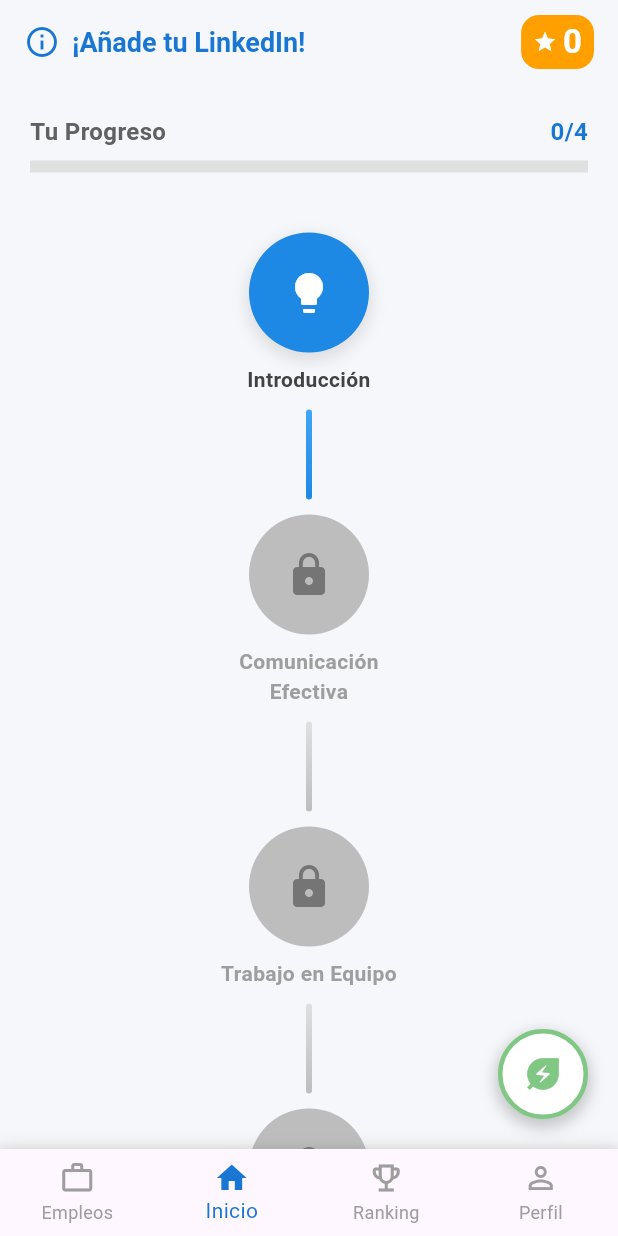
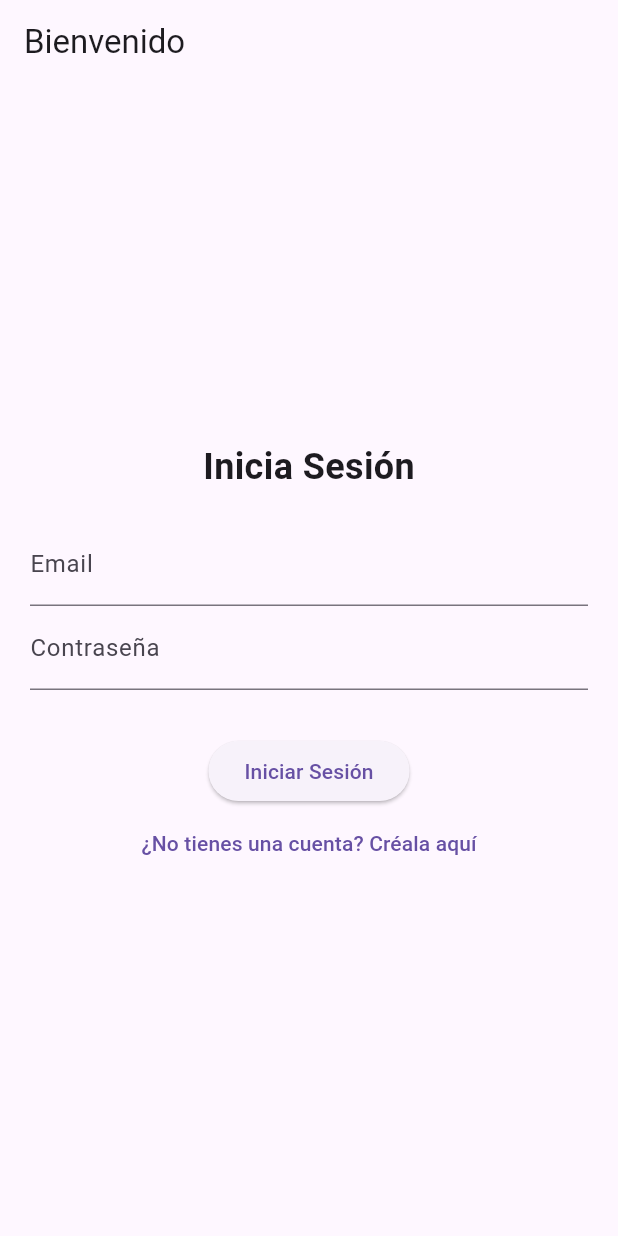
Before and after one commit to Sr4v33/Ingenieria_Software-SkillPath, a Flutter app: the screen it shows after launch, on a phone screen of 412 x 824 dp. Run offline on Flutter 3.47's test engine with Material 3 defaults, Android fonts, the light colour scheme and no system bars; our stand-ins replace cloud_firestore, firebase_auth, firebase_core, flutter_html, shared_preferences; accounts and stored records are empty.

Commit message:
Register and Login

```diff
--- /dev/null
+++ b/lib/auth_service.dart
@@ -0,0 +1,52 @@
+// lib/auth_service.dart
+
+import 'package:firebase_auth/firebase_auth.dart';
+import 'package:cloud_firestore/cloud_firestore.dart';
+
+class AuthService {
+  final FirebaseAuth _auth = FirebaseAuth.instance;
+  final FirebaseFirestore _firestore = FirebaseFirestore.instance; // Necesario para guardar el nombre
+
+  // --- FUNCIÓN FALTANTE: Registro con Correo/Contraseña ---
+  Future<User?> signUp(String email, String password, String fullName) async {
+    try {
+      UserCredential result = await _auth.createUserWithEmailAndPassword(
+        email: email,
+        password: password,
+      );
+      User? user = result.user;
+
+      if (user != null) {
+        // Guardar el nombre del usuario en Firestore
+        await _firestore.collection('users').doc(user.uid).set({
+          'fullName': fullName,
+          'email': email,
+        });
+      }
+      return user;
+    } on FirebaseAuthException catch (e) {
+      throw e;
+    }
+  }
+
+  // --- FUNCIÓN FALTANTE: Inicio de sesión con Correo/Contraseña ---
+  Future<User?> signIn(String email, String password) async {
+    try {
+      UserCredential result = await _auth.signInWithEmailAndPassword(
+        email: email,
+        password: password,
+      );
+      return result.user;
+    } on FirebaseAuthException catch (e) {
+      throw e;
+    }
+  }
+
+  // Función para cerrar sesión (ya la tenías)
+  Future<void> signOut() async {
+    await _auth.signOut();
+  }
+
+  // Stream para escuchar cambios en el estado de autenticación (ya la tenías)
+  Stream<User?> get authStateChanges => _auth.authStateChanges();
+}
--- /dev/null
+++ b/lib/login_screen.dart
@@ -0,0 +1,114 @@
+// lib/login_screen.dart
+
+import 'package:flutter/material.dart';
+import 'package:firebase_auth/firebase_auth.dart';
+import 'auth_service.dart';
+import 'registration_screen.dart';
+
+// --- CLASE PRINCIPAL (FALTABA) ---
+class LoginScreen extends StatefulWidget {
+  @override
+  _LoginScreenState createState() => _LoginScreenState();
+}
+
+class _LoginScreenState extends State<LoginScreen> {
+  // --- VARIABLES DE ESTADO (FALTABAN) ---
+  final _formKey = GlobalKey<FormState>();
+  final _authService = AuthService();
+
+  String _email = '';
+  String _password = '';
+  String _errorMessage = '';
+  bool _isLoading = false;
+
+  // --- LÓGICA DE INICIO DE SESIÓN (FALTABA) ---
+  void _trySignIn() async {
+    final isValid = _formKey.currentState?.validate();
+    FocusScope.of(context).unfocus();
+
+    if (isValid == true) {
+      _formKey.currentState?.save();
+      setState(() {
+        _isLoading = true;
+        _errorMessage = '';
+      });
+
+      try {
+        await _authService.signIn(_email, _password);
+        // La navegación la maneja el AuthWrapper automáticamente
+      } on FirebaseAuthException catch (e) {
+        // Manejo de errores comunes de Firebase
+        if (e.code == 'user-not-found' || e.code == 'wrong-password' || e.code == 'invalid-credential') {
+          _errorMessage = 'Email o contraseña incorrectos.';
+        } else {
+          _errorMessage = 'Ocurrió un error. Intenta de nuevo.';
+        }
+      } catch (e) {
+        _errorMessage = 'Ocurrió un error inesperado.';
+      }
+
+      if (mounted) {
+        setState(() {
+          _isLoading = false;
+        });
+      }
+    }
+  }
+
+  // --- MÉTODO BUILD (YA LO TENÍAS) ---
+  @override
+  Widget build(BuildContext context) {
+    return Scaffold(
+      appBar: AppBar(title: Text('Bienvenido')),
+      body: Center(
+        child: SingleChildScrollView(
+          padding: EdgeInsets.all(20),
+          child: Form(
+            key: _formKey,
+            child: Column(
+              mainAxisSize: MainAxisSize.min,
+              children: [
+                Text('Inicia Sesión', style: TextStyle(fontSize: 24, fontWeight: FontWeight.bold)),
+                SizedBox(height: 20),
+                if (_errorMessage.isNotEmpty)
+                  Padding(
+                    padding: const EdgeInsets.all(8.0),
+                    child: Text(_errorMessage, style: TextStyle(color: Colors.red)),
+                  ),
+                TextFormField(
+                  key: ValueKey('email'),
+                  validator: (value) => !(value?.contains('@') ?? false) ? 'Ingresa un email válido.' : null,
+                  onSaved: (value) => _email = value ?? '',
+                  keyboardType: TextInputType.emailAddress,
+                  decoration: InputDecoration(labelText: 'Email'),
+                ),
+                TextFormField(
+                  key: ValueKey('password'),
+                  validator: (value) => (value?.length ?? 0) < 6 ? 'La contraseña es muy corta.' : null,
+                  onSaved: (value) => _password = value ?? '',
+                  obscureText: true,
+                  decoration: InputDecoration(labelText: 'Contraseña'),
+                ),
+                SizedBox(height: 30),
+                _isLoading
+                    ? CircularProgressIndicator()
+                    : ElevatedButton(
+                  onPressed: _trySignIn,
+                  child: Text('Iniciar Sesión'),
+                ),
+                TextButton(
+                  onPressed: () {
+                    Navigator.of(context).push(
+                      MaterialPageRoute(builder: (context) => RegistrationScreen()),
+                    );
+                  },
+                  child: Text('¿No tienes una cuenta? Créala aquí'),
+                ),
+              ],
+            ),
+          ),
+        ),
+      ),
+    );
+  }
+}
--- a/lib/main.dart
+++ b/lib/main.dart
@@ -2,11 +2,27 @@ import 'package:flutter/material.dart';
 import 'package:shared_preferences/shared_preferences.dart';
 import 'dart:convert';
 import 'dart:async';
+
+
+import 'package:firebase_auth/firebase_auth.dart';
+import 'package:firebase_core/firebase_core.dart';
+import 'firebase_options.dart';
+
 import 'job_vacancy.dart';
 import 'job_service.dart';
 import 'job_detail_screen.dart';
+import 'auth_service.dart';
+import 'login_screen.dart';
 
-void main() {
+
+
+void main() async {
+  WidgetsFlutterBinding.ensureInitialized();
+  await Firebase.initializeApp(
+    options: DefaultFirebaseOptions.currentPlatform,
+  );
+  await FirebaseAuth.instance.signOut();
+
   runApp(SkillsPathApp());
 }
 
@@ -19,8 +35,35 @@ class SkillsPathApp extends StatelessWidget {
         primarySwatch: Colors.blue,
         visualDensity: VisualDensity.adaptivePlatformDensity,
       ),
-      home: MainScreen(),
+      // Usamos un Wrapper para decidir qué pantalla mostrar
+      home: AuthWrapper(),
       debugShowCheckedModeBanner: false,
+    );
+  }
+}
+
+class AuthWrapper extends StatelessWidget {
+  final AuthService _authService = AuthService();
+
+  @override
+  Widget build(BuildContext context) {
+    return StreamBuilder<User?>(
+      stream: _authService.authStateChanges,
+      builder: (context, snapshot) {
+        if (snapshot.connectionState == ConnectionState.active) {
+          final User? user = snapshot.data;
+
+          // --- CAMBIO AQUÍ ---
+          // Si no hay usuario, muestra la pantalla de Login.
+          // Si hay un usuario, muestra la pantalla principal.
+          return user == null ? LoginScreen() : MainScreen();
+
+        } else {
+          return Scaffold(
+            body: Center(child: CircularProgressIndicator()),
+          );
+        }
+      },
     );
   }
 }
```
Also changed, not shown: lib/registration_screen.dart (added, +147 -0 lines), pubspec.yaml (+10 -6 lines), firebase.json (added), lib/firebase_options.dart (added), pubspec.lock, 6 other files.
